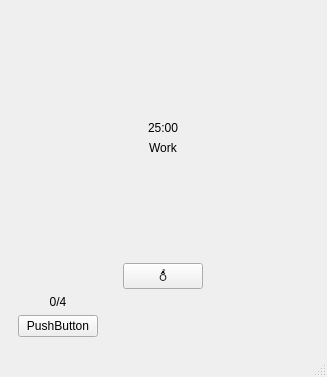
Above: src/ui/mainwindow.ui from levirs565/potomat before the change. Below: the same form after it.
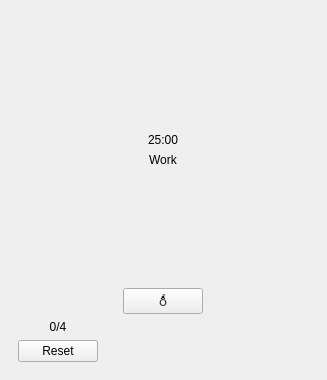
That is the form after the change. The open tabs and pages were chosen to show the change. Custom widgets are drawn as their Qt base class.

Diff of the .ui file:
```diff
--- a/src/ui/mainwindow.ui
+++ b/src/ui/mainwindow.ui
@@ -7,7 +7,7 @@
     <x>0</x>
     <y>0</y>
     <width>327</width>
-    <height>377</height>
+    <height>380</height>
    </rect>
   </property>
   <property name="windowTitle">
@@ -130,7 +130,7 @@
            <item>
             <widget class="QPushButton" name="pushButton">
              <property name="text">
-              <string>PushButton</string>
+              <string>Reset</string>
              </property>
             </widget>
            </item>
@@ -295,7 +295,6 @@
     </rect>
    </property>
   </widget>
-  <widget class="QStatusBar" name="statusbar"/>
  </widget>
  <customwidgets>
   <customwidget>
```
Left out of the diff: 52 changed lines with no effect on the pictures.
